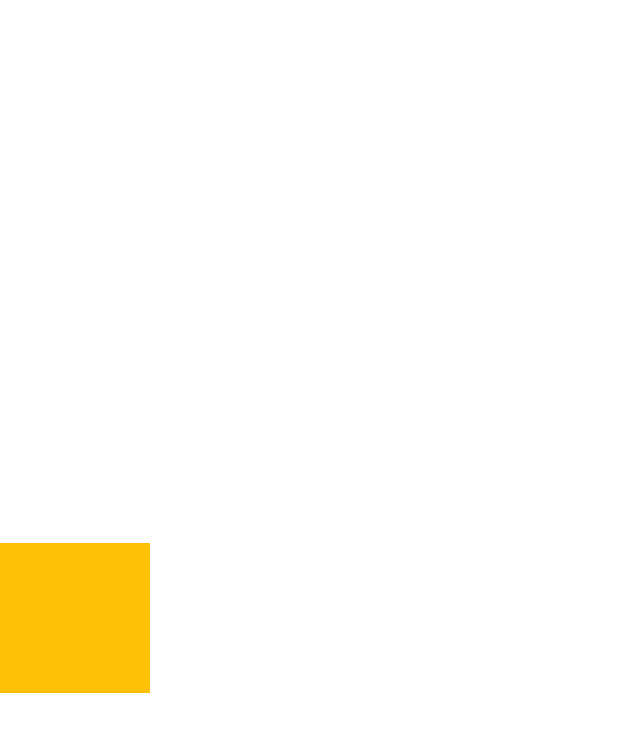
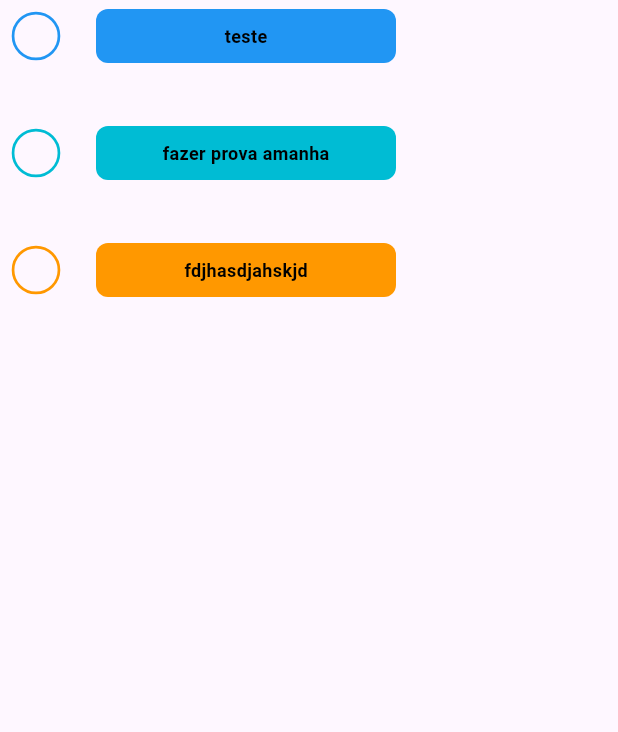
Before and after one commit to BrenoItalo16/todo, a Flutter app: the screen it shows after launch, on a phone screen of 412 x 824 dp. Shown: the top 732 px of the screen. Run offline on Flutter 3.47's test engine with Material 3 defaults, Android fonts, the phone set to English and light mode, and no system bars.

Commit message:
create Taskwidget

```diff
--- a/lib/main.dart
+++ b/lib/main.dart
@@ -1,4 +1,6 @@
+import 'package:flutter/cupertino.dart';
 import 'package:flutter/material.dart';
+import 'package:todo/task.dart';
 
 void main() {
   runApp(
@@ -18,25 +20,18 @@ class AppWidget extends StatefulWidget {
 
 class _AppWidgetState extends State<AppWidget> {
   var align = Alignment.centerLeft;
+  bool? isChecked = true;
 
   @override
   Widget build(BuildContext context) {
     return Scaffold(
-      backgroundColor: Colors.white,
-      body: GestureDetector(
-        onTap: () {
-          setState(() {
-            align = Alignment.centerRight;
-          });
-        },
-        child: Align(
-          alignment: align,
-          child: Container(
-            width: 100,
-            height: 100,
-            color: Colors.amber,
-          ),
-        ),
+      body: Column(
+        spacing: 30,
+        children: [
+          TaskWidget(taskText: 'teste', color: Colors.blue),
+          TaskWidget(taskText: 'fazer prova amanha', color: Colors.cyan),
+          TaskWidget(taskText: 'fdjhasdjahskjd', color: Colors.orange)
+        ],
       ),
     );
   }
--- /dev/null
+++ b/lib/task.dart
@@ -0,0 +1,63 @@
+import 'package:flutter/material.dart';
+
+class TaskWidget extends StatefulWidget {
+  final String taskText;
+  final Color color;
+
+  const TaskWidget({
+    super.key,
+    required this.taskText,
+    required this.color,
+  });
+
+  @override
+  State<TaskWidget> createState() => _TaskWidgetState();
+}
+
+class _TaskWidgetState extends State<TaskWidget> {
+  bool? isChecked = false;
+
+  @override
+  Widget build(BuildContext context) {
+    return Row(
+      children: [
+        Transform.scale(
+          scale: 1.8,
+          child: Checkbox(
+            splashRadius: 15,
+            activeColor: widget.color,
+            side: BorderSide(color: widget.color),
+            shape: CircleBorder(),
+            value: isChecked,
+            onChanged: (bool? value) {
+              setState(() {
+                isChecked = value;
+              });
+            },
+          ),
+        ),
+        SizedBox(
+          width: 16,
+        ),
+        Container(
+          decoration: BoxDecoration(
+            borderRadius: BorderRadius.circular(8),
+            color: widget.color,
+          ),
+          width: 200,
+          height: 36,
+          child: Center(
+            child: Text(
+              widget.taskText,
+              style: TextStyle(
+                color: const Color.fromARGB(255, 0, 0, 0),
+                fontSize: 12,
+                fontWeight: FontWeight.bold,
+              ),
+            ),
+          ),
+        ),
+      ],
+    );
+  }
+}
```
Also changed, not shown: 8 other files.
